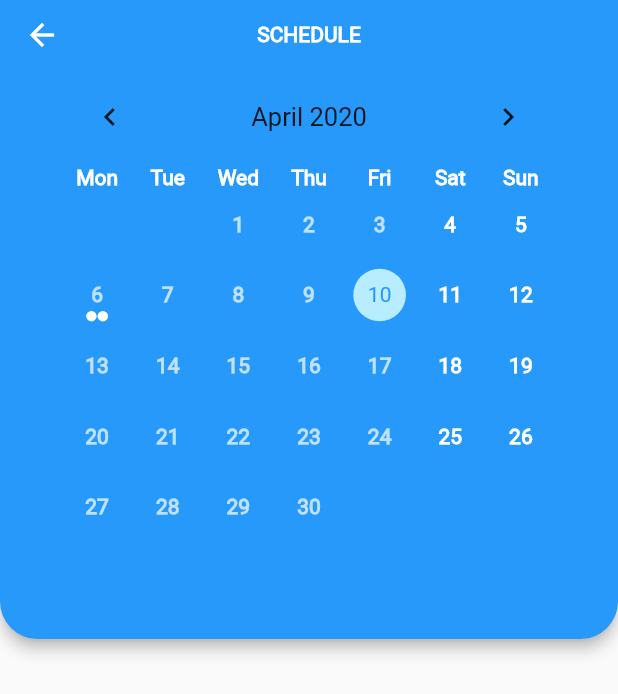
After one commit to zhenwei33/badminton-app, a Flutter app: the Page3 screen opened directly, after a tap on "Booking Schedule", on a phone screen of 412 x 824 dp. The commit adds this screen. Shown: the top 694 px of the screen. Run offline on Flutter 3.47's test engine with Material 2 defaults, Android fonts, the phone set to English and light mode, and no system bars; drawn by our look-alikes of table_calendar; our stand-ins replace cloud_firestore, dio, firebase_auth, firebase_storage, flutter_spinkit, font_awesome_flutter and 3 more; missing offline and left inert: dash_chat, flutter_rounded_date_picker, geoflutterfire; accounts and stored records are empty; network calls fail.

Commit message:
added some UI

```diff
--- a/map1/lib/main.dart
+++ b/map1/lib/main.dart
@@ -37,7 +37,6 @@ class MyApp extends StatelessWidget {
           // Example() to view Dark Theme
           // home: Conversation()),
           // home: Wrapper()),
-      ),
-    );
+      );
   }
 }
--- a/map1/lib/route/Routes.dart
+++ b/map1/lib/route/Routes.dart
@@ -4,7 +4,7 @@ import 'package:map1/screen/home/page2/page2.dart';
 import 'package:map1/screen/home/page3/page3.dart';
 import 'package:map1/screen/home/page4/page4.dart';
 import 'package:map1/screen/home/user_profile_page/user_profile.dart';
-import 'package:map1/shared/route_names.dart';
+import 'package:map1/route/route_names.dart';
 import 'package:map1/screen/home/home.dart';
 import 'package:map1/test.dart';
 
--- a/map1/lib/screen/authentication/register.dart
+++ b/map1/lib/screen/authentication/register.dart
@@ -130,7 +130,7 @@ class _RegisterState extends State<Register> {
                             dynamic result =
                                 await _authService.registerWtihEmailAndPassword(
                                     _username,
-                                    _contact,
+                                    //_contact,
                                     _email,
                                     _idNo,
                                     _contact,
--- a/map1/lib/screen/home/page3/page3.dart
+++ b/map1/lib/screen/home/page3/page3.dart
@@ -1,5 +1,6 @@
 import 'package:flutter/material.dart';
 import 'package:map1/shared/constant.dart';
+import 'package:map1/screen/home/page3/schedule.dart';
 
 class Page3 extends StatelessWidget {
   @override
@@ -33,30 +34,54 @@ class Page3 extends StatelessWidget {
                   Container(
                       height: 300,
                       width: double.infinity,
-                      padding: EdgeInsets.only(left: 25, right: 25),
                       child: ListView.builder(
                           scrollDirection: Axis.vertical,
                           itemCount: 1,
                           itemBuilder: (context, index) {
                             return Row(
+                                mainAxisAlignment: MainAxisAlignment.center,
+                                children: <Widget>[
+                                  FlatButton(
+                                    padding: EdgeInsets.all(0),
 
+                                    onPressed: () {
+                                      Navigator.push(
+                                        context,
+                                        MaterialPageRoute(
+                                            builder: (context) => Schedule()),
+                                      );
+                                    },
+                                    child: Row(
                                       children: <Widget>[
                                         Container(
                                           height: 65,
                                           width: 65,
                                           decoration: BoxDecoration(
                                               color: blue,
-                                    borderRadius: BorderRadius.circular(15)),
+                                              borderRadius:
+                                                  BorderRadius.circular(15)),
                                         ),
                                         Container(
-
+                                          width: 250,
                                           padding: EdgeInsets.only(left: 25),
                                           child: Column(
-                                  crossAxisAlignment: CrossAxisAlignment.start,
+                                            crossAxisAlignment:
+                                                CrossAxisAlignment.start,
                                             children: <Widget>[
-                                    Text("Booking Schedule", style: bigBlueRegText,),
-                                    SizedBox(height: 5,),
-                                    Text("2 bookings ongoing", style: smallLightBlueRegText,)
+                                              Text(
+                                                "Booking Schedule",
+                                                style: bigBlueRegText,
+                                              ),
+                                              SizedBox(
+                                                height: 5,
+                                              ),
+                                              Text(
+                                                "2 bookings ongoing",
+                                                style: smallLightBlueRegText,
+                                              )
+                                            ],
+                                          ),
+                                        )
                                       ],
                                     ),
                                   )
--- /dev/null
+++ b/map1/lib/screen/home/page3/schedule.dart
@@ -0,0 +1,213 @@
+import 'package:flutter/material.dart';
+import 'package:intl/intl.dart';
+import 'package:map1/shared/constant.dart';
+import 'package:table_calendar/table_calendar.dart';
+
+final Map<DateTime, List> _holidays = {
+  DateTime(2019, 1, 1): ['Training with Tobi'],
+  DateTime(2019, 1, 6): ['Training with Kano'],
+  DateTime(2019, 2, 14): ['Minato Aqua stream'],
+  DateTime(2019, 4, 21): ['Easter Sunday'],
+  DateTime(2019, 4, 22): ['Easter Monday'],
+};
+
+class Schedule extends StatefulWidget {
+  @override
+  _ScheduleState createState() => _ScheduleState();
+}
+
+class _ScheduleState extends State<Schedule> with TickerProviderStateMixin {
+  Map<DateTime, List> _events;
+  List _selectedEvents;
+  DateTime _selectedEventsDate;
+  AnimationController _animationController;
+  CalendarController _calendarController;
+
+  @override
+  void initState() {
+    super.initState();
+    final _selectedDay = DateTime.now();
+
+    _events = {
+      _selectedDay.subtract(Duration(days: 20)): [
+        'Training with Bee',
+        'Event B0',
+      ],
+      _selectedDay.subtract(Duration(days: 10)): [
+        'Training with Tobi',
+        'Event B0',
+        'Event C0'
+      ],
+      _selectedDay.subtract(Duration(days: 4)): [
+        '湊あくあ stream　',
+        'Kano 鹿乃'
+      ],
+    };
+
+    _selectedEvents = _events[_selectedDay] ?? [];
+    _selectedEventsDate = _selectedDay ?? null;
+    _calendarController = CalendarController();
+
+    _animationController = AnimationController(
+      vsync: this,
+      duration: const Duration(milliseconds: 400),
+    );
+
+    _animationController.forward();
+  }
+
+  void _onDaySelected(DateTime day, List events) {
+    print('CALLBACK: _onDaySelected');
+    setState(() {
+      _selectedEvents = events;
+      _selectedEventsDate = day;
+    });
+  }
+
+  void _onVisibleDaysChanged(
+      DateTime first, DateTime last, CalendarFormat format) {
+    print('CALLBACK: _onVisibleDaysChanged');
+  }
+
+  void _onCalendarCreated(
+      DateTime first, DateTime last, CalendarFormat format) {
+    print('CALLBACK: _onCalendarCreated');
+  }
+
+  @override
+  void dispose() {
+    _animationController.dispose();
+    _calendarController.dispose();
+    super.dispose();
+  }
+
+  @override
+  Widget build(BuildContext context) {
+    return Scaffold(
+      appBar: AppBar(
+        centerTitle: true,
+        backgroundColor: blue,
+        shape: RoundedRectangleBorder(
+            borderRadius: BorderRadius.only(
+                bottomLeft: Radius.circular(25),
+                bottomRight: Radius.circular(25))),
+        title: Text(
+          "SCHEDULE",
+          style: appbarTitle,
+        ),
+        bottom: PreferredSize(
+          preferredSize: Size(0, 370),
+          child: Container(
+              width: MediaQuery.of(context).size.width * 0.8,
+              height: 380,
+              child: _buildTableCalendar()),
+        ),
+      ),
+      body: Column(
+        children: <Widget>[
+          SizedBox(height: 20),
+          Expanded(flex: 1, child: _buildEventList()),
+        ],
+      ),
+    );
+  }
+
+  Widget _buildTableCalendar() {
+    return TableCalendar(
+      daysOfWeekStyle: DaysOfWeekStyle(
+          weekdayStyle:
+              TextStyle(color: Colors.white, fontWeight: FontWeight.bold),
+          weekendStyle:
+              TextStyle(color: Colors.white, fontWeight: FontWeight.bold)),
+      calendarController: _calendarController,
+      events: _events,
+      holidays: _holidays,
+      startingDayOfWeek: StartingDayOfWeek.monday,
+      calendarStyle: CalendarStyle(
+        selectedStyle: TextStyle(color: blue),
+        selectedColor: blue3,
+        weekdayStyle: TextStyle(
+            color: Colors.white.withOpacity(0.7), fontWeight: FontWeight.bold),
+        weekendStyle: TextStyle(
+            color: Colors.white.withOpacity(1), fontWeight: FontWeight.bold),
+        todayColor: Colors.pink,
+        markersColor: Colors.white,
+        outsideDaysVisible: false,
+      ),
+      headerStyle: HeaderStyle(
+        centerHeaderTitle: true,
+        formatButtonVisible: false,
+        formatButtonTextStyle:
+            TextStyle().copyWith(color: Colors.white, fontSize: 15.0),
+        formatButtonDecoration: BoxDecoration(
+          color: Colors.pink,
+          borderRadius: BorderRadius.circular(16.0),
+        ),
+      ),
+      onDaySelected: _onDaySelected,
+      onVisibleDaysChanged: _onVisibleDaysChanged,
+      onCalendarCreated: _onCalendarCreated,
+    );
+  }
+
+  Widget _buildEventsMarker(DateTime date, List events) {
+    return AnimatedContainer(
+      duration: const Duration(milliseconds: 300),
+      decoration: BoxDecoration(
+        shape: BoxShape.rectangle,
+        color: _calendarController.isSelected(date)
+            ? Colors.brown[500]
+            : _calendarController.isToday(date)
+                ? Colors.brown[300]
+                : Colors.blue[400],
+      ),
+      width: 16.0,
+      height: 16.0,
+      child: Center(
+        child: Text(
+          '${events.length}',
+          style: TextStyle().copyWith(
+            color: Colors.white,
+            fontSize: 12.0,
+          ),
+        ),
+      ),
+    );
+  }
+
+  Widget _buildHolidaysMarker() {
+    return Icon(
+      Icons.add_box,
+      size: 20.0,
+      color: Colors.blueGrey[800],
+    );
+  }
+
+  Widget _buildEventList() {
+    return ListView(
+      padding: EdgeInsets.only(left: 10, right: 10),
+      children: _selectedEvents
+          .map((event) => Container(
+                decoration: BoxDecoration(
+                  color: blue1,
+                  //border: Border.all(width: 0.8),
+                  borderRadius: BorderRadius.circular(20.0),
+                ),
+                margin:
+                    const EdgeInsets.symmetric(horizontal: 8.0, vertical: 4.0),
+                child: ListTile(
+                  title: Text(
+                    event.toString(),
+                    style: eventText,
+                  ),
+                  subtitle: Text("Court B | 09:00 AM | 1 hour", style: eventText,),
+                  trailing: Text(DateFormat('dd-MM-yyyy').format(_selectedEventsDate).toString()),
+                  //onTap: () => print('$event tapped!'),
+                ),
+              ))
+          .toList(),
+    );
+  }
+}
+
+TextStyle eventText = TextStyle(color: blue, fontWeight: FontWeight.normal);
--- a/map1/pubspec.yaml
+++ b/map1/pubspec.yaml
@@ -31,6 +31,10 @@ dependencies:
   # Use with the CupertinoIcons class for iOS style icons.
   cupertino_icons: ^0.1.2
   shimmer: ^1.0.1
+  rflutter_alert: ^1.0.3
+  table_calendar: ^2.2.3
+  intl: 0.16.0
+
   dash_chat: ^1.0.16
   geoflutterfire: ^2.1.0
   geolocator: ^5.3.1
```
Also changed, not shown: map1/lib/screen/home/home.dart (+69 -39 lines), map1/pubspec.lock, 1 other file. Lines whose indentation alone changed are shown as unchanged.
